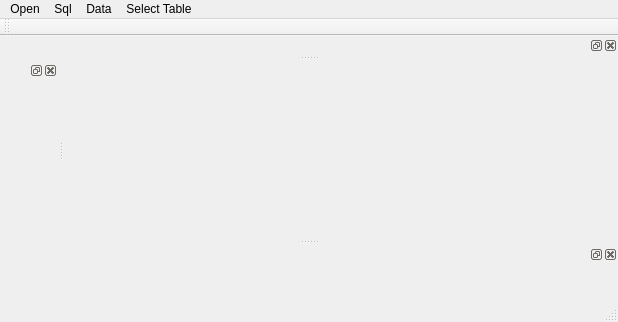
Qt form mainwindow.ui (ArashMassoudieh/SqlQt) before a commit.
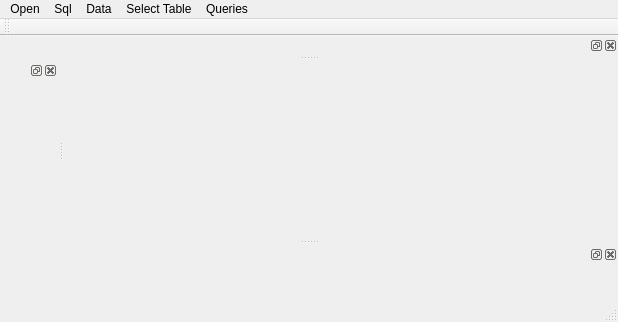
The same form after that commit.

What changed in the file:
```diff
--- a/mainwindow.ui
+++ b/mainwindow.ui
@@ -52,10 +52,16 @@
      <string>Select Table</string>
     </property>
    </widget>
+   <widget class="QMenu" name="menuQueries">
+    <property name="title">
+     <string>Queries</string>
+    </property>
+   </widget>
    <addaction name="menuOpen"/>
    <addaction name="menuSql"/>
    <addaction name="menuData"/>
    <addaction name="menuSelect_Table"/>
+   <addaction name="menuQueries"/>
   </widget>
   <widget class="QToolBar" name="mainToolBar">
    <attribute name="toolBarArea">
```
Left out of the diff: 6 changed lines with no effect on the pictures.
